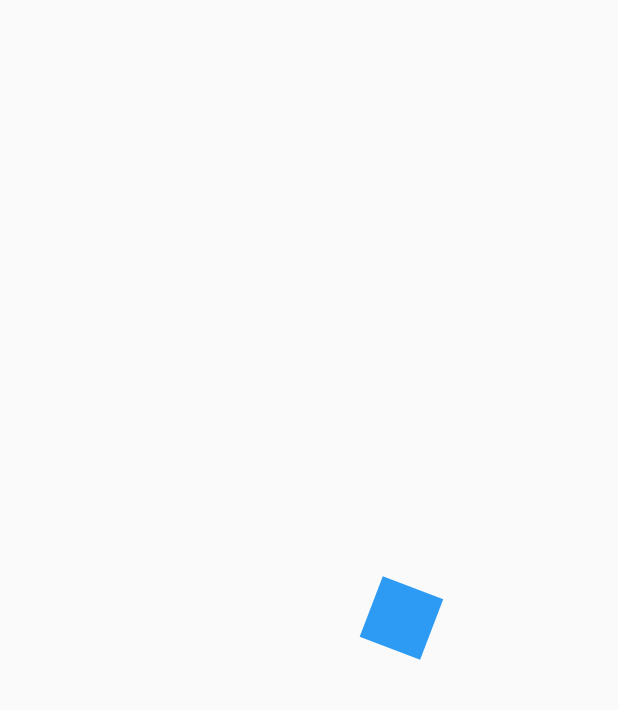
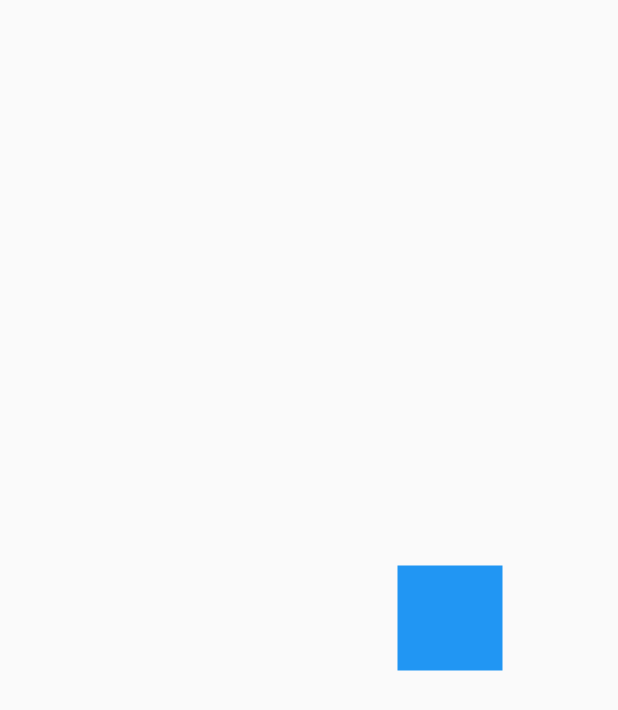
Before and after one commit to FKSAxell/animaciones_personalizadas, a Flutter app: the first screen one second after launch, on a phone screen of 412 x 824 dp. Shown: the top 710 px of the screen. Run offline on Flutter 3.47's test engine with Material 2 defaults, Android fonts, the light colour scheme and no system bars.

Commit message:
reto personal

```diff
--- a/lib/main.dart
+++ b/lib/main.dart
@@ -1,5 +1,6 @@
 import 'package:animaciones_personalizadas/src/pages/animaciones_page.dart';
 import 'package:animaciones_personalizadas/src/pages/headers_page.dart';
+import 'package:animaciones_personalizadas/src/retos/cuadrado_animado_page.dart';
 import 'package:flutter/material.dart';
 
 void main() => runApp(MyApp());
@@ -10,7 +11,7 @@ class MyApp extends StatelessWidget {
     return MaterialApp(
       debugShowCheckedModeBanner: false,
       title: 'Diseños App',
-      home: AnimacionesPage()
+      home: CuadradoAnimadoPage()
     );
   }
 }
--- /dev/null
+++ b/lib/src/retos/cuadrado_animado_page.dart
@@ -0,0 +1,97 @@
+import 'package:flutter/material.dart';
+class CuadradoAnimadoPage extends StatelessWidget {
+  @override
+  Widget build(BuildContext context) {
+    return Scaffold(
+      body: Center(
+        child: _CuadradoAnimado()
+      ),
+    );
+  }
+}
+
+class _CuadradoAnimado extends StatefulWidget {
+  @override
+  __CuadradoAnimadoState createState() => __CuadradoAnimadoState();
+}
+
+class __CuadradoAnimadoState extends State<_CuadradoAnimado> with
+ SingleTickerProviderStateMixin {
+
+  AnimationController controller;
+  //animaciones
+  Animation<double> moverDerecha;
+  Animation<double> moverArriba;
+  Animation<double> moverizquierda;
+  Animation<double> moverAbajo;
+
+  @override
+  void initState() {
+
+     controller = new AnimationController(
+        vsync: this, duration: Duration(milliseconds: 4000));
+
+    moverDerecha = Tween(
+      begin:0.0 ,
+      end: 100.0
+    ).animate(
+      CurvedAnimation(parent: controller, curve: Interval(0, 0.25, curve: Curves.bounceOut))
+    );
+
+    moverArriba = Tween(
+      begin:0.0 ,
+      end: 100.0
+    ).animate(
+      CurvedAnimation(parent: controller, curve: Interval(0.25, 0.50, curve: Curves.bounceOut))
+    );
+
+    moverizquierda = Tween(
+      begin:0.0 ,
+      end: 100.0
+    ).animate(
+      CurvedAnimation(parent: controller, curve: Interval(0.50, 0.75, curve: Curves.bounceOut))
+    );
+
+    moverAbajo = Tween(
+      begin:0.0 ,
+      end: 100.0
+    ).animate(
+      CurvedAnimation(parent: controller, curve: Interval(0.75, 1, curve: Curves.bounceOut))
+    );
+    super.initState();
+  }
+
+  @override
+  void dispose() {
+    controller.dispose();
+    super.dispose();
+  }
+
+  @override
+  Widget build(BuildContext context) {
+    controller.forward();
+    return AnimatedBuilder(
+      animation: controller ,
+      child: _Rectangulo(),
+      builder: (BuildContext context, Widget childRectangulo) {
+        return Transform.translate(
+          offset: Offset(moverDerecha.value-moverizquierda.value,-moverArriba.value+moverAbajo.value),
+          child: childRectangulo,
+        );
+      },
+    );
+  }
+}
+
+class _Rectangulo extends StatelessWidget {
+    @override
+    Widget build(BuildContext context) {
+    return Container(
+       width: 70,
+       height: 70,
+       decoration: BoxDecoration(
+         color: Colors.blue
+       ),
+     );
+   }
+}
```
